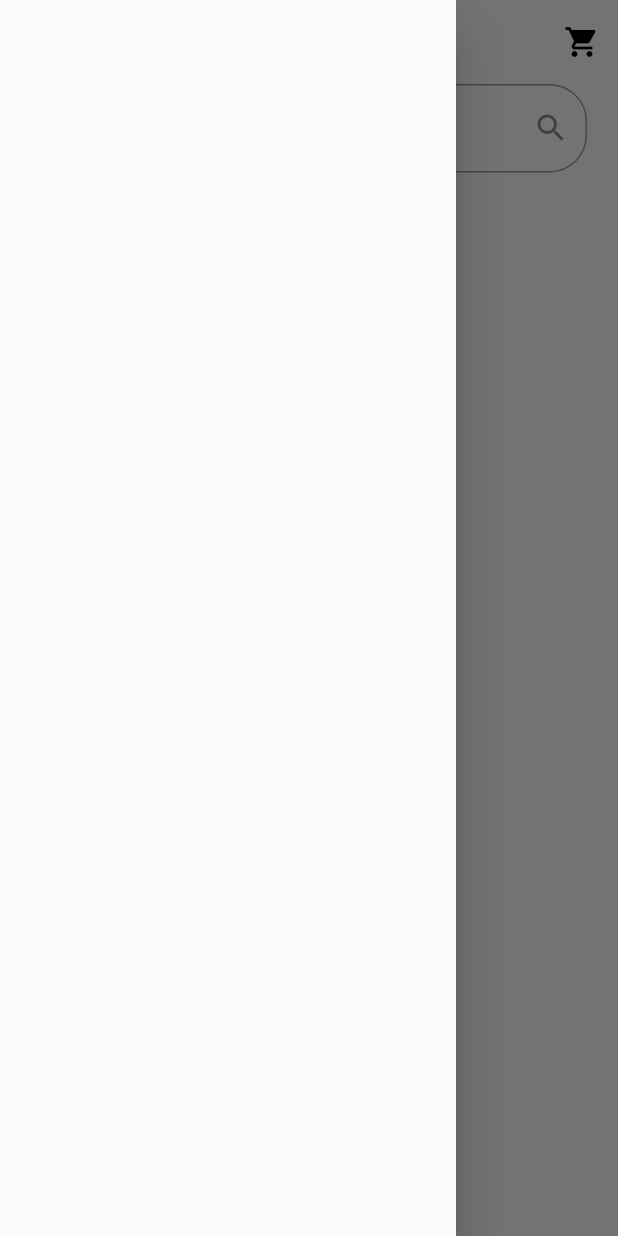
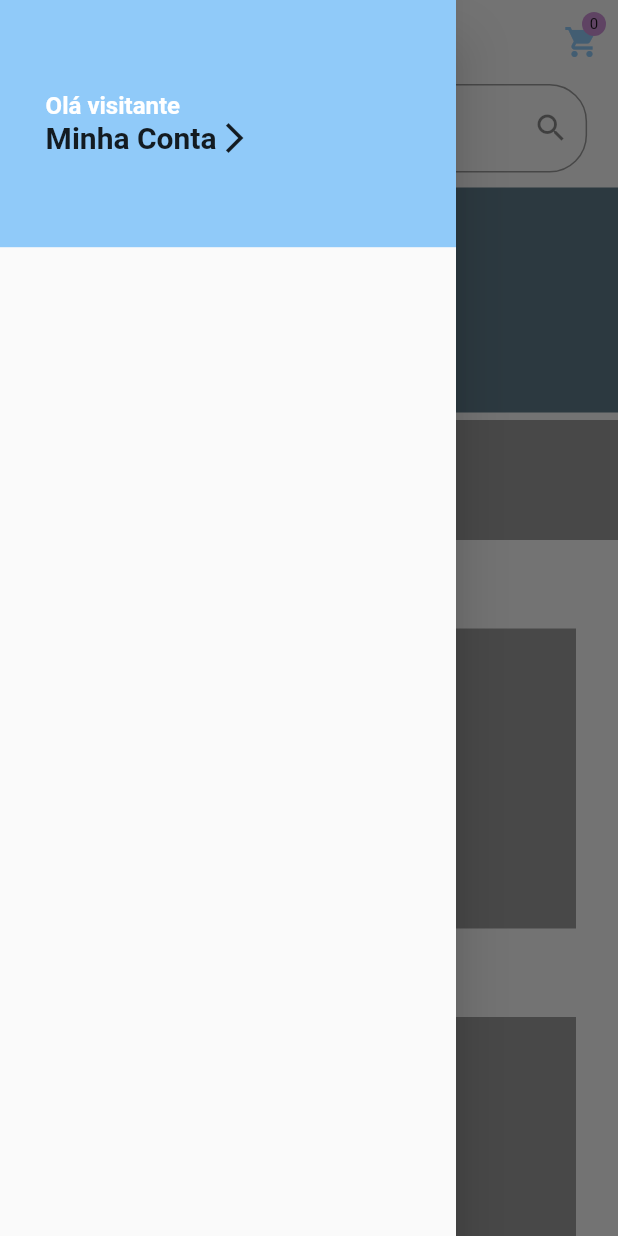
Before and after one commit to eduardoazvd17/aquarius_store, a Flutter app: the screen it shows after launch, with the side drawer open, on a phone screen of 412 x 824 dp. Run offline on Flutter 3.47's test engine with Material 2 defaults, Android fonts, the phone set to English and light mode, and no system bars; our stand-ins replace get, get_storage.

Commit message:
Fazendo esboço inicial

```diff
--- /dev/null
+++ b/lib/components/badge.dart
@@ -0,0 +1,45 @@
+import 'package:flutter/material.dart';
+
+class Badge extends StatelessWidget {
+  final Widget child;
+  final String value;
+  final Color color;
+
+  Badge({
+    @required this.child,
+    @required this.value,
+    this.color,
+  });
+
+  @override
+  Widget build(BuildContext context) {
+    return Stack(
+      alignment: Alignment.center,
+      children: <Widget>[
+        child,
+        Positioned(
+          right: 8,
+          top: 8,
+          child: Container(
+            padding: EdgeInsets.all(2),
+            decoration: BoxDecoration(
+              borderRadius: BorderRadius.circular(10),
+              color: color != null ? color : Theme.of(context).accentColor,
+            ),
+            constraints: BoxConstraints(
+              minHeight: 16,
+              minWidth: 16,
+            ),
+            child: Text(
+              value,
+              textAlign: TextAlign.center,
+              style: TextStyle(
+                fontSize: 10,
+              ),
+            ),
+          ),
+        )
+      ],
+    );
+  }
+}
--- a/lib/components/main_drawer.dart
+++ b/lib/components/main_drawer.dart
@@ -3,6 +3,69 @@ import 'package:flutter/material.dart';
 class MainDrawer extends StatelessWidget {
   @override
   Widget build(BuildContext context) {
-    return Drawer();
+    return Drawer(
+      child: LayoutBuilder(
+        builder: (ctx, cnt) {
+          return Container(
+            height: cnt.maxHeight,
+            width: cnt.maxWidth,
+            child: Column(
+              children: <Widget>[
+                Container(
+                  height: cnt.maxHeight * 0.2,
+                  width: cnt.maxWidth,
+                  color: Theme.of(context).primaryColor,
+                  child: Padding(
+                    padding:
+                        EdgeInsets.symmetric(horizontal: cnt.maxWidth * 0.1),
+                    child: InkWell(
+                      onTap: () {},
+                      child: Column(
+                        mainAxisSize: MainAxisSize.min,
+                        mainAxisAlignment: MainAxisAlignment.center,
+                        crossAxisAlignment: CrossAxisAlignment.start,
+                        children: <Widget>[
+                          Text(
+                            'Olá visitante',
+                            style: TextStyle(
+                              color: Colors.white,
+                              fontSize: 16,
+                              fontWeight: FontWeight.bold,
+                            ),
+                          ),
+                          Row(
+                            mainAxisSize: MainAxisSize.min,
+                            mainAxisAlignment: MainAxisAlignment.start,
+                            children: <Widget>[
+                              Text(
+                                'Minha Conta',
+                                style: TextStyle(
+                                  fontSize: 20,
+                                  fontWeight: FontWeight.bold,
+                                ),
+                              ),
+                              Icon(
+                                Icons.arrow_forward_ios,
+                              ),
+                            ],
+                          ),
+                        ],
+                      ),
+                    ),
+                  ),
+                ),
+                Container(
+                  height: cnt.maxHeight * 0.8,
+                  width: cnt.maxWidth,
+                  child: Column(
+                    children: <Widget>[],
+                  ),
+                ),
+              ],
+            ),
+          );
+        },
+      ),
+    );
   }
 }
--- /dev/null
+++ b/lib/components/shop_title.dart
@@ -0,0 +1,34 @@
+import 'package:flutter/material.dart';
+
+class ShopTitle extends StatelessWidget {
+  final String title;
+  ShopTitle(this.title);
+  @override
+  Widget build(BuildContext context) {
+    return Column(
+      children: <Widget>[
+        Row(
+          mainAxisAlignment: MainAxisAlignment.center,
+          children: <Widget>[
+            Text(
+              '$title',
+              style: TextStyle(
+                fontWeight: FontWeight.bold,
+                fontSize: 20,
+              ),
+            ),
+          ],
+        ),
+        SizedBox(height: 5),
+        Padding(
+          padding: EdgeInsets.symmetric(
+              horizontal: MediaQuery.of(context).size.width * 0.4),
+          child: Divider(
+            thickness: 5,
+            color: Theme.of(context).primaryColor,
+          ),
+        ),
+      ],
+    );
+  }
+}
--- a/lib/views/home.dart
+++ b/lib/views/home.dart
@@ -1,4 +1,6 @@
 import 'package:aquariusstore/components/main_drawer.dart';
+import 'package:aquariusstore/components/badge.dart';
+import 'package:aquariusstore/components/shop_title.dart';
 import 'package:flutter/cupertino.dart';
 import 'package:flutter/material.dart';
 
@@ -7,13 +9,19 @@ class Home extends StatelessWidget {
   Widget build(BuildContext context) {
     return Scaffold(
       appBar: AppBar(
+        iconTheme: IconThemeData(
+          color: Theme.of(context).primaryColor,
+        ),
         elevation: 0,
         centerTitle: true,
         title: Text('Aquarius Store'),
         actions: <Widget>[
-          IconButton(
+          Badge(
+            value: '0',
+            child: IconButton(
               icon: Icon(Icons.shopping_cart),
               onPressed: () {},
+            ),
           ),
         ],
       ),
@@ -23,6 +31,7 @@ class Home extends StatelessWidget {
           return Container(
             height: cnt.maxHeight,
             width: cnt.maxWidth,
+            child: SingleChildScrollView(
               child: Column(
                 children: <Widget>[
                   Padding(
@@ -41,7 +50,66 @@ class Home extends StatelessWidget {
                       ),
                     ),
                   ),
+                  SizedBox(height: 10),
+                  Container(
+                    color: Colors.blueGrey,
+                    height: 150,
+                    width: cnt.maxWidth,
+                  ),
+                  SizedBox(height: 5),
+                  Container(
+                    color: Colors.grey,
+                    height: 80,
+                    width: cnt.maxWidth,
+                  ),
+                  SizedBox(height: 10),
+                  ShopTitle('Populares'),
+                  SizedBox(height: 5),
+                  Row(
+                    mainAxisAlignment: MainAxisAlignment.spaceEvenly,
+                    children: <Widget>[
+                      Container(
+                        color: Colors.grey,
+                        height: 200,
+                        width: 100,
+                      ),
+                      Container(
+                        color: Colors.grey,
+                        height: 200,
+                        width: 100,
+                      ),
+                      Container(
+                        color: Colors.grey,
+                        height: 200,
+                        width: 100,
+                      ),
                     ],
+                  ),
+                  SizedBox(height: 10),
+                  ShopTitle('Mais Vendidos'),
+                  SizedBox(height: 5),
+                  Row(
+                    mainAxisAlignment: MainAxisAlignment.spaceEvenly,
+                    children: <Widget>[
+                      Container(
+                        color: Colors.grey,
+                        height: 200,
+                        width: 100,
+                      ),
+                      Container(
+                        color: Colors.grey,
+                        height: 200,
+                        width: 100,
+                      ),
+                      Container(
+                        color: Colors.grey,
+                        height: 200,
+                        width: 100,
+                      ),
+                    ],
+                  ),
+                ],
+              ),
             ),
           );
         },
```
Lines whose indentation alone changed are shown as unchanged.
